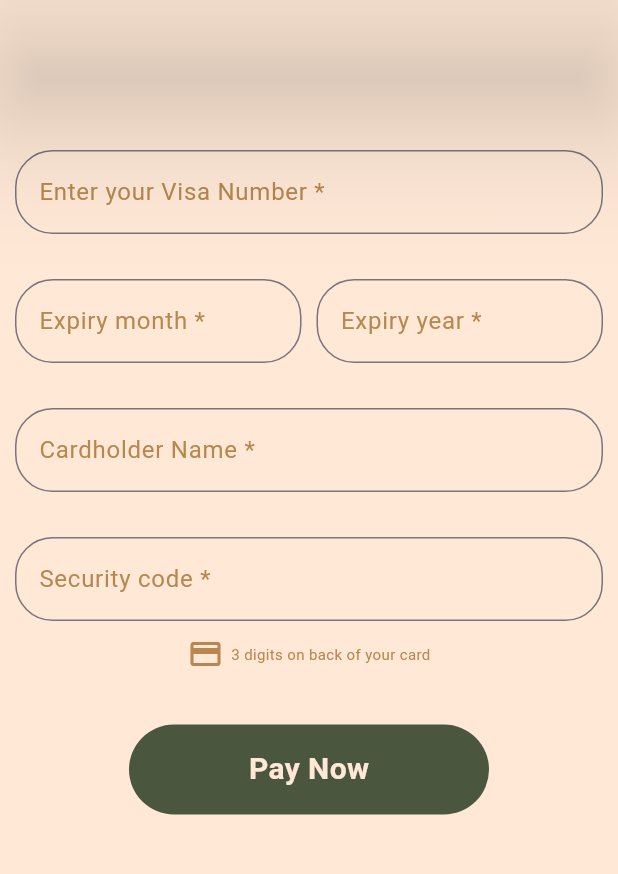
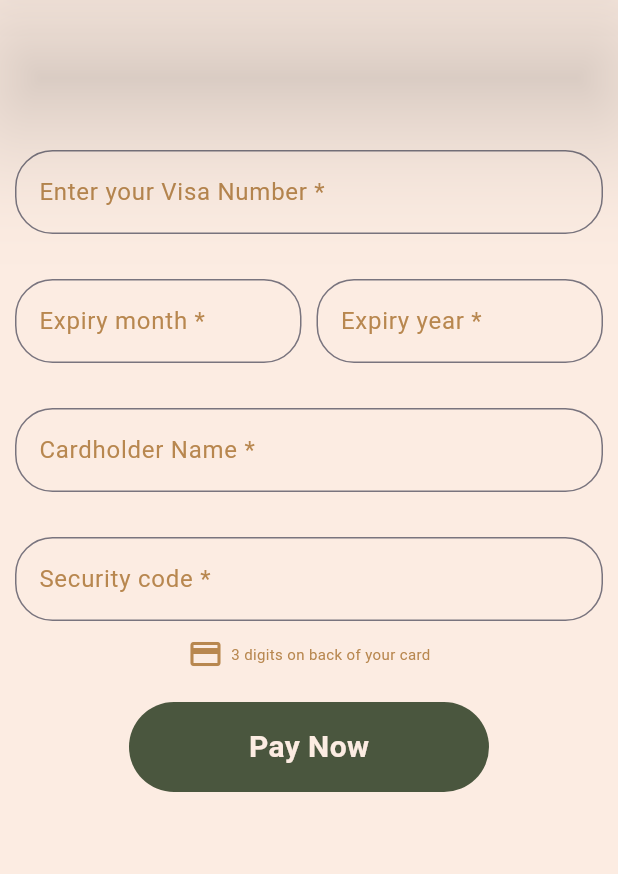
Before and after one commit to EmanAtta/Reconnect, a Flutter app: the Pay screen opened directly, on a phone screen of 412 x 824 dp, the part 84-958 px from its top. Run offline on Flutter 3.47's test engine with Material 3 defaults, Android fonts, the light colour scheme and no system bars; our stand-ins replace cloud_firestore, curved_navigation_bar, firebase_auth, firebase_core, flutter_svg, get and 2 more; accounts and stored records are empty; network calls fail.

Commit message:
update padding

```diff
--- a/reconnect/lib/Views/autentication.dart
+++ b/reconnect/lib/Views/autentication.dart
@@ -6,11 +6,9 @@
 import 'package:reconnect/Views/authentications/routes/navigation.dart';
 import 'package:reconnect/Views/authentications/signupcontrollers.dart';
 import 'package:reconnect/Views/authentications/usermodle.dart';
-import 'package:google_sign_in/google_sign_in.dart';
 import 'package:reconnect/Views/login.dart';
 import 'package:cloud_firestore/cloud_firestore.dart';
 import 'package:reconnect/Views/welcom_page.dart';
-import 'package:google_sign_in/google_sign_in.dart';
 
 class Authentication extends GetxController {
   static Authentication get instance => Get.find();
@@ -23,7 +21,7 @@
   void onReady() {
     firebaseuser = Rx<User?>(_auth.currentUser);
     firebaseuser.bindStream(_auth.userChanges());
-    //ever(firebaseuser, _setInitialScreen);
+    ever(firebaseuser, _setInitialScreen);
   }
 
   _setInitialScreen(User? user) {
--- a/reconnect/lib/Views/authentications/signupcontrollers.dart
+++ b/reconnect/lib/Views/authentications/signupcontrollers.dart
@@ -1,5 +1,3 @@
-import 'package:cloud_firestore/cloud_firestore.dart';
-import 'package:firebase_auth/firebase_auth.dart';
 import 'package:flutter/material.dart';
 import 'package:get/get.dart';
 import 'package:reconnect/Views/autentication.dart';
--- a/reconnect/lib/Views/color.dart
+++ b/reconnect/lib/Views/color.dart
@@ -1,7 +1,7 @@
 import 'package:flutter/material.dart';
 
 class AppColors {
-  static const Color primaryColor =Color(0xFFFFE8D6);
+  static const Color primaryColor =Color.fromARGB(255, 252, 236, 226);
   static const Color secondaryColor =  Color(0xFF4A563E); //0xFF005656        //0xFF1C434B          //0xFF235A76
   static const Color textolor=Color(0xFFB8874F);         // 0xFFDC6D38       //0xFFB8874F          //0xFF002639
   static const Color labelStyle=Color(0xFFA7A4A4);
--- a/reconnect/lib/Views/login.dart
+++ b/reconnect/lib/Views/login.dart
@@ -173,7 +173,7 @@
                   Row(
                     children: [
                       Padding(
-                        padding: const EdgeInsets.only(left: 20, top: 170),
+                        padding: const EdgeInsets.only(left: 20, top: 20),
                         child: Text(
                           "Don't have account ?",
                           style: TextStyle(
@@ -183,7 +183,7 @@
                         ),
                       ),
                       Padding(
-                        padding: const EdgeInsets.only(top: 170, left: 20),
+                        padding: const EdgeInsets.only(top: 20, left: 20),
                         child: GestureDetector(
                           onTap: () {
                             Navigator.pushNamed(context, "signup");
--- a/reconnect/lib/Views/signup.dart
+++ b/reconnect/lib/Views/signup.dart
@@ -1,6 +1,5 @@
 import 'package:flutter/material.dart';
 import 'package:get/get.dart';
-import 'package:get/get_core/src/get_main.dart';
 import 'package:reconnect/Views/authentications/signupcontrollers.dart';
 import 'package:reconnect/Views/color.dart';
 import 'package:reconnect/Views/login.dart';
--- a/reconnect/lib/Views/widgets/Button.dart
+++ b/reconnect/lib/Views/widgets/Button.dart
@@ -13,7 +13,7 @@
   @override
   Widget build(BuildContext context) {
     return Padding(
-      padding: const EdgeInsets.only(top: 20),
+      padding: const EdgeInsets.only(top:5),
       child: Container(
         height: 60,
         width: 240,
```
